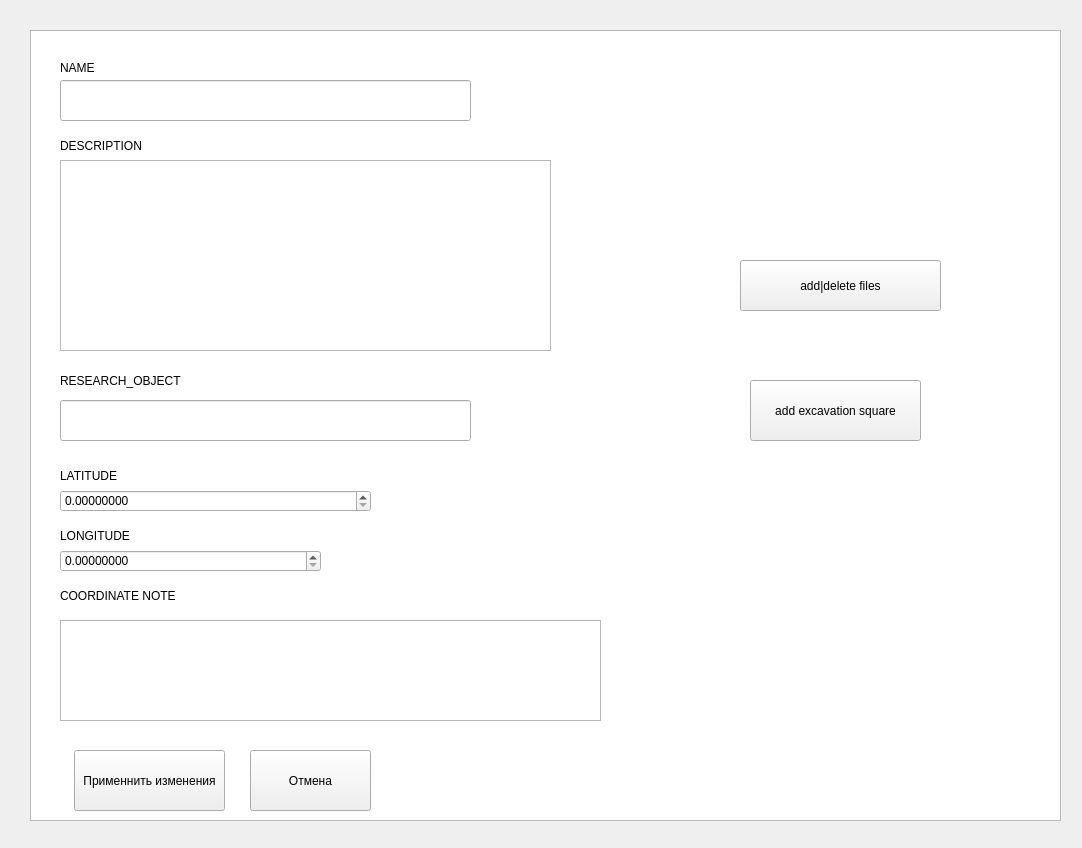
First picture: the form in app/ui/update_monument_window.ui, repository reisenbest/PPK_ARCHEOMAP, before the edit.
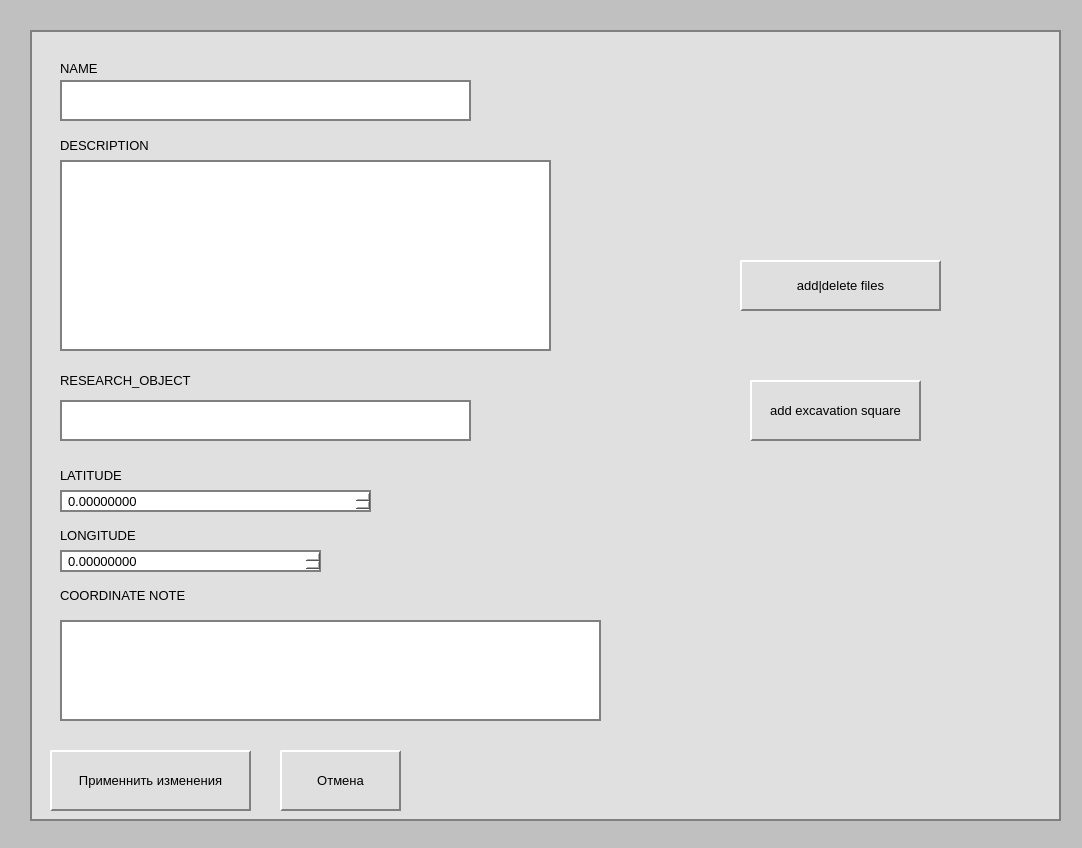
Second picture: the form after the edit.

What changed in the file:
```diff
--- a/app/ui/update_monument_window.ui
+++ b/app/ui/update_monument_window.ui
@@ -13,6 +13,59 @@
   <property name="windowTitle">
    <string>Form</string>
   </property>
+  <property name="styleSheet">
+   <string notr="true">QWidget {
+    background: #c0c0c0;
+    font-family: Tahoma, Arial, sans-serif;
+    color: #000;
+    font-size: 13px;
+}
+
+QLabel {
+    font-weight: normal;
+    color: #000;
+    background: transparent;
+}
+
+QLineEdit, QTextEdit, QDoubleSpinBox {
+    background: #fff;
+    border: 2px solid #808080;
+    border-radius: 0px;
+    padding: 2px 4px;
+    font-size: 13px;
+    color: #000;
+}
+
+QPushButton {
+    background: #dfdfdf;
+    border: 2px outset #fff;
+    border-bottom: 2px solid #808080;
+    border-right: 2px solid #808080;
+    border-radius: 0px;
+    padding: 4px 16px;
+    font-size: 13px;
+    color: #000;
+    min-width: 80px;
+}
+
+QPushButton:pressed {
+    border: 2px inset #808080;
+    background: #bdbdbd;
+}
+
+QTextBrowser {
+    background: #e0e0e0;
+    border: 2px solid #808080;
+    color: #222;
+    font-size: 12px;
+}
+
+QLabel[styleSheet*=&quot;color: red&quot;] {
+    color: #b22222;
+    font-style: italic;
+    background: transparent;
+}</string>
+  </property>
   <widget class="QTextBrowser" name="MonumentContainer">
    <property name="geometry">
     <rect>
@@ -95,9 +148,9 @@
   <widget class="QPushButton" name="acceptUpdBtn">
    <property name="geometry">
     <rect>
-     <x>74</x>
+     <x>50</x>
      <y>750</y>
-     <width>151</width>
+     <width>201</width>
      <height>61</height>
     </rect>
    </property>
@@ -108,7 +161,7 @@
   <widget class="QPushButton" name="cancelBtn">
    <property name="geometry">
     <rect>
-     <x>250</x>
+     <x>280</x>
      <y>750</y>
      <width>121</width>
      <height>61</height>
```
